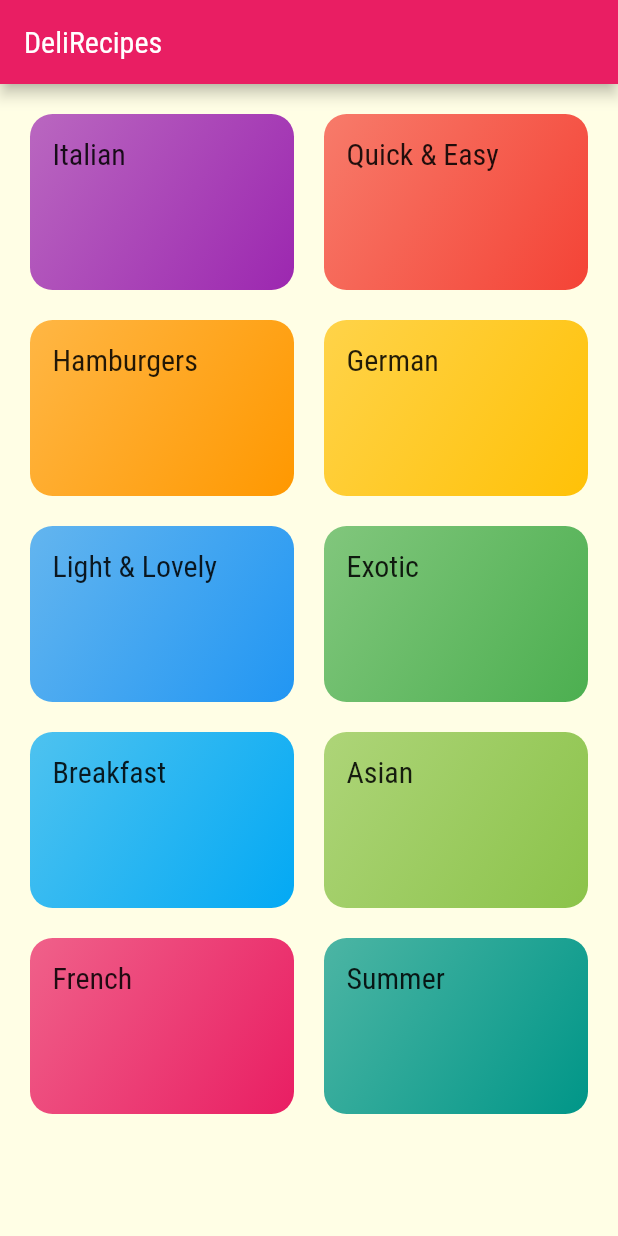
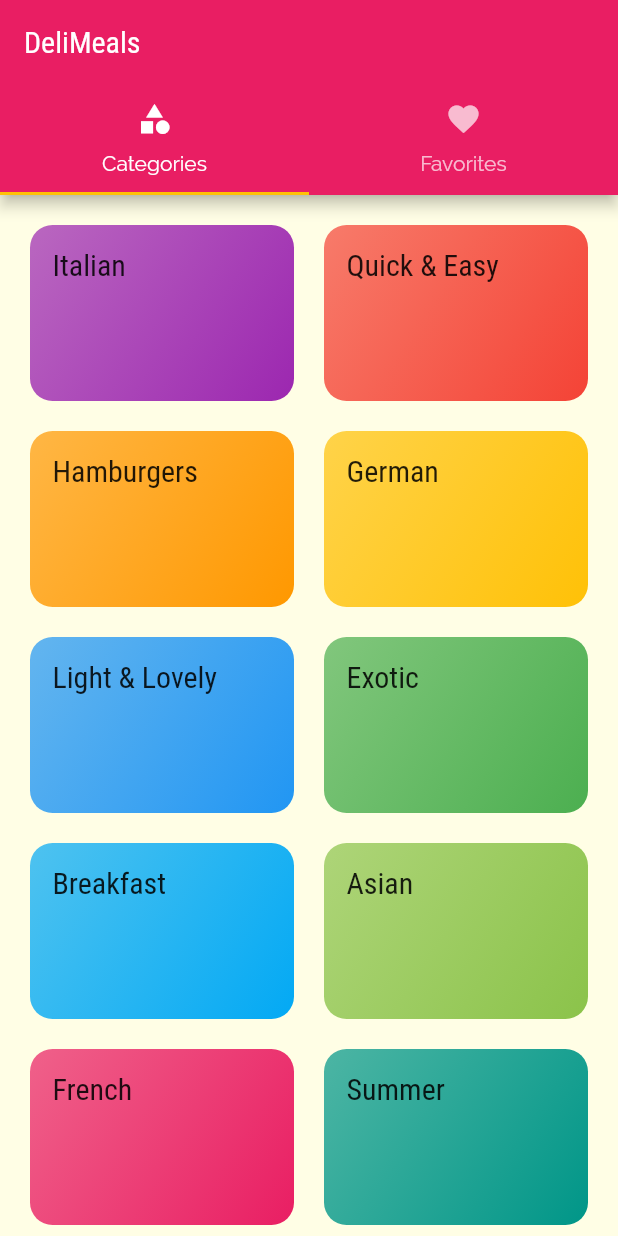
Before and after one commit to klam2k20/MealsApp, a Flutter app: the screen it shows after launch, on a phone screen of 412 x 824 dp. Run offline on Flutter 3.47's test engine with Material 2 defaults, Android fonts, the phone set to English and light mode, and no system bars.

Commit message:
Add TabBar below appBar

```diff
--- a/lib/main.dart
+++ b/lib/main.dart
@@ -1,5 +1,6 @@
 import 'package:flutter/material.dart';
 
+import './screens/tabsScreen.dart';
 import 'screens/recipeScreen.dart';
 import 'screens/categoryScreen.dart';
 import 'screens/recipeDetailScreen.dart';
@@ -32,7 +33,7 @@ class MyApp extends StatelessWidget {
               )),
       // home: CategoryScreen(),
       routes: {
-        '/':(context) => CategoryScreen(),
+        '/':(context) => TabsScreen(),
         RecipeScreen.routeName: (context) => RecipeScreen(),
         RecipeDetailScreen.routeName: (context) => RecipeDetailScreen(),
       },
--- a/lib/screens/categoryScreen.dart
+++ b/lib/screens/categoryScreen.dart
@@ -7,11 +7,7 @@ class CategoryScreen extends StatelessWidget {
 
   @override
   Widget build(BuildContext context) {
-    return Scaffold(
-      appBar: AppBar(
-        title: const Text('DeliRecipes'),
-      ),
-      body: GridView(
+    return  GridView(
         padding: const EdgeInsets.all(20),
         gridDelegate: const SliverGridDelegateWithMaxCrossAxisExtent(
             //Min width of a tile
@@ -29,7 +25,6 @@ class CategoryScreen extends StatelessWidget {
             category.bgColor,
           );
         }).toList(),
-      ),
     );
   }
 }
--- /dev/null
+++ b/lib/screens/favoritesScreen.dart
@@ -0,0 +1,9 @@
+import 'package:flutter/material.dart';
+
+class FavoritesScreen extends StatelessWidget {
+
+  @override
+  Widget build(BuildContext context) {
+    return Center(child: Text('Favorites'),);
+  }
+}
--- /dev/null
+++ b/lib/screens/tabsScreen.dart
@@ -0,0 +1,36 @@
+import 'package:flutter/material.dart';
+
+import './categoryScreen.dart';
+import './favoritesScreen.dart';
+class TabsScreen extends StatefulWidget {
+  @override
+  State<TabsScreen> createState() => _TabsScreenState();
+}
+
+class _TabsScreenState extends State<TabsScreen> {
+  @override
+  Widget build(BuildContext context) {
+    return DefaultTabController(
+      initialIndex: 0,
+      length: 2,
+      child: Scaffold(
+        appBar: AppBar(
+          title: Text('DeliMeals'),
+          bottom: const TabBar(tabs: [
+            Tab(
+              icon: Icon(Icons.category),
+              text: 'Categories',
+            ),
+            Tab(
+              icon: Icon(Icons.favorite),
+              text: 'Favorites',
+            ),
+          ]),
+        ),
+        body: TabBarView(
+          children: [CategoryScreen(), FavoritesScreen()],
+        ),
+      ),
+    );
+  }
+}
```
